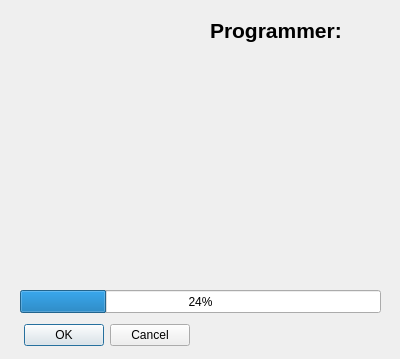
This is example/programmer.ui in bigbigmdm/QT-CH341A-LINUX-PROGRAMMER as Qt 5 draws it before an edit. The edited form follows.
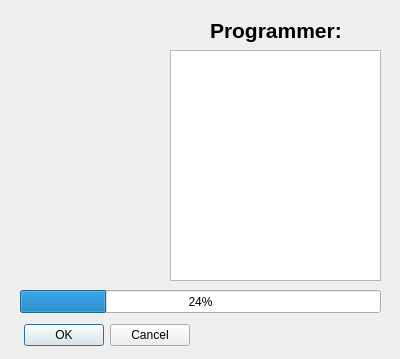
This is the edited form. Icons and pictures are not drawn.

Commit message: Fix black screen during read/write flash, programmer output

What changed in the file:
```diff
--- a/example/programmer.ui
+++ b/example/programmer.ui
@@ -65,28 +65,6 @@
     <string>Programmer:</string>
    </property>
   </widget>
-  <widget class="QLabel" name="label_3">
-   <property name="geometry">
-    <rect>
-     <x>170</x>
-     <y>60</y>
-     <width>211</width>
-     <height>221</height>
-    </rect>
-   </property>
-   <property name="sizePolicy">
-    <sizepolicy hsizetype="Preferred" vsizetype="Preferred">
-     <horstretch>0</horstretch>
-     <verstretch>0</verstretch>
-    </sizepolicy>
-   </property>
-   <property name="text">
-    <string/>
-   </property>
-   <property name="alignment">
-    <set>Qt::AlignLeading|Qt::AlignLeft|Qt::AlignTop</set>
-   </property>
-  </widget>
   <widget class="QProgressBar" name="progressBar">
    <property name="geometry">
     <rect>
@@ -100,6 +78,16 @@
     <number>24</number>
    </property>
   </widget>
+  <widget class="QTextEdit" name="textEdit">
+   <property name="geometry">
+    <rect>
+     <x>170</x>
+     <y>50</y>
+     <width>211</width>
+     <height>231</height>
+    </rect>
+   </property>
+  </widget>
  </widget>
  <resources>
   <include location="qhexedit.qrc"/>
```
The commit also changes 12 other files.
